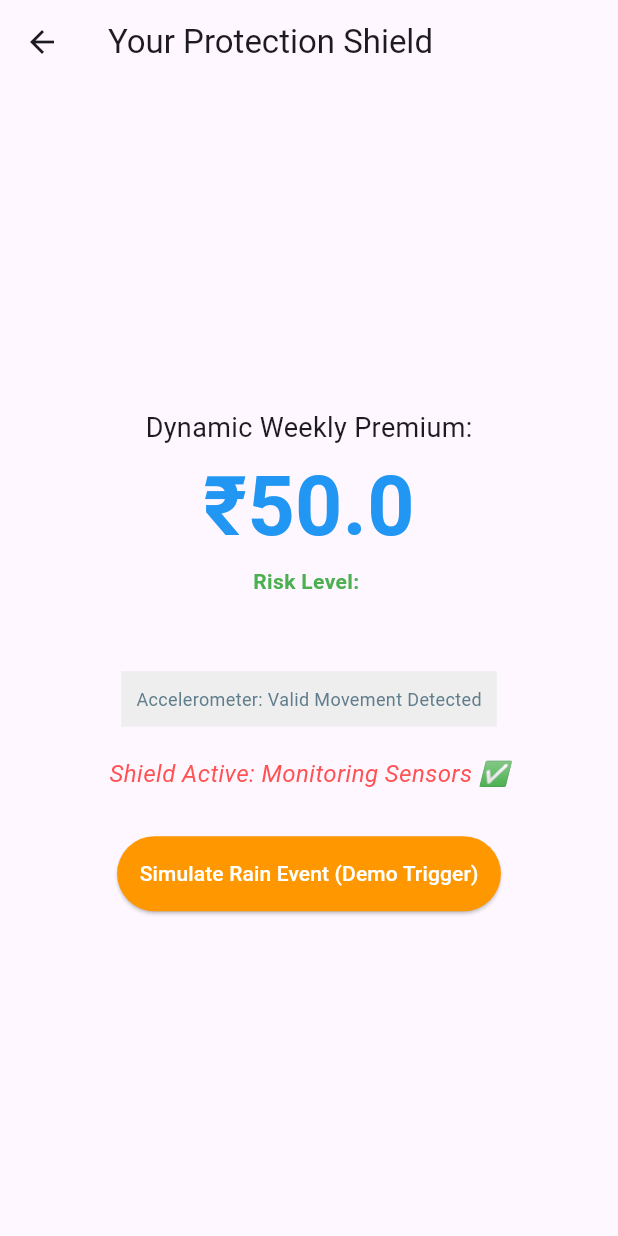
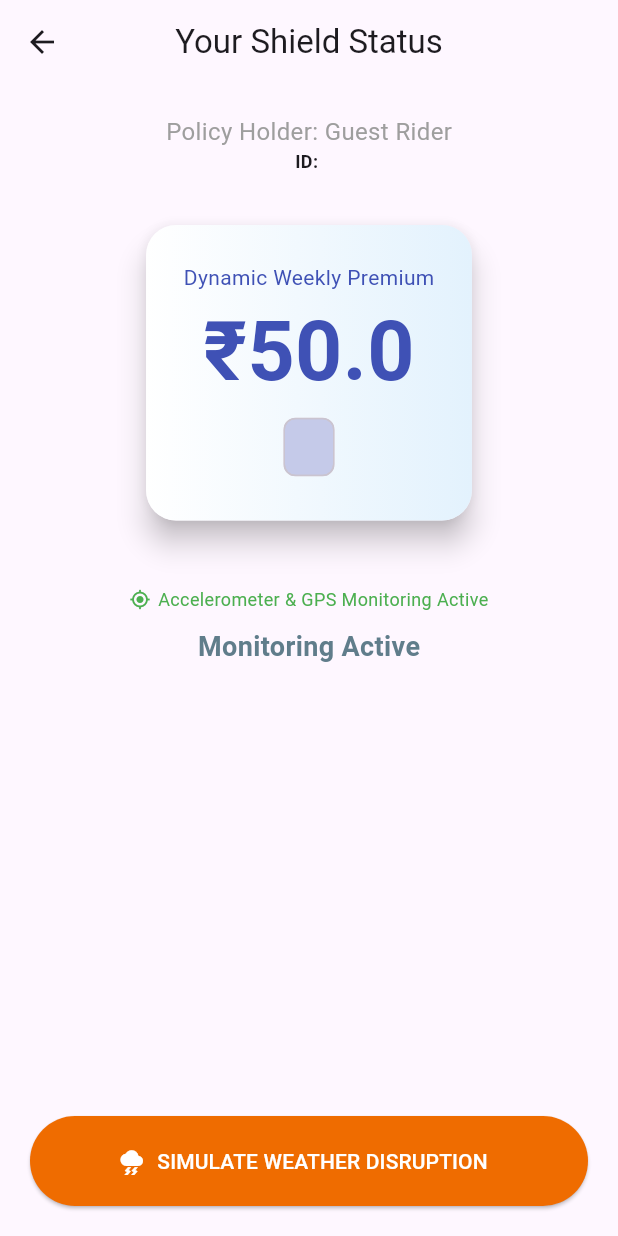
Before and after one commit to Bhanutejaswi230/QComm-Income-Shield, a Flutter app: the Dashboard screen opened directly with empty values, on a phone screen of 412 x 824 dp. Run offline on Flutter 3.47's test engine with Material 3 defaults, Android fonts, the phone set to English and light mode, and no system bars.

Commit message:
main.dart

```diff
--- a/lib/main.dart
+++ b/lib/main.dart
@@ -1,57 +1,83 @@
 import 'package:flutter/material.dart';
 import 'dart:async';
+import 'dart:math';
 
 void main() {
   runApp(const MaterialApp(
     debugShowCheckedModeBanner: false,
-    home: RegistrationScreen(),
+    home: InnovationRegistration(),
   ));
 }
 
-// --- FEATURE 1: WORKER REGISTRATION ---
-class RegistrationScreen extends StatefulWidget {
-  const RegistrationScreen({super.key});
+// --- INNOVATIVE REGISTRATION SCREEN ---
+class InnovationRegistration extends StatefulWidget {
+  const InnovationRegistration({super.key});
   @override
-  State<RegistrationScreen> createState() => _RegistrationScreenState();
+  State<InnovationRegistration> createState() => _InnovationRegistrationState();
 }
 
-class _RegistrationScreenState extends State<RegistrationScreen> {
+class _InnovationRegistrationState extends State<InnovationRegistration> {
+  final nameController = TextEditingController();
+  final idController = TextEditingController();
   String selectedZone = "Safe Zone";
 
   @override
   Widget build(BuildContext context) {
     return Scaffold(
-      appBar: AppBar(title: const Text("QComm: Worker Shield"), backgroundColor: Colors.blueAccent),
-      body: Padding(
-        padding: const EdgeInsets.all(20),
+      backgroundColor: Colors.white,
+      body: SingleChildScrollView(
         child: Column(
-          crossAxisAlignment: CrossAxisAlignment.start,
           children: [
-            const Text("Step 1: Registration", style: TextStyle(fontSize: 22, fontWeight: FontWeight.bold)),
-            const SizedBox(height: 15),
-            const TextField(decoration: InputDecoration(labelText: "Full Name", border: OutlineInputBorder())),
+            Container(
+              height: 250,
+              width: double.infinity,
+              decoration: const BoxDecoration(
+                gradient: LinearGradient(colors: [Colors.blueAccent, Colors.indigo]),
+                borderRadius: BorderRadius.only(bottomLeft: Radius.circular(50)),
+              ),
+              child: const Center(
+                child: Column(
+                  mainAxisAlignment: MainAxisAlignment.center,
+                  children: [
+                    Icon(Icons.shield_rounded, color: Colors.white, size: 80),
+                    Text("QCOMM INCOME SHIELD", style: TextStyle(color: Colors.white, fontSize: 24, fontWeight: FontWeight.bold, letterSpacing: 1.5)),
+                  ],
+                ),
+              ),
+            ),
+            Padding(
+              padding: const EdgeInsets.all(25.0),
+              child: Column(
+                children: [
+                  const Text("Worker Onboarding", style: TextStyle(fontSize: 20, fontWeight: FontWeight.w600)),
+                  const SizedBox(height: 20),
+                  TextField(controller: nameController, decoration: const InputDecoration(labelText: "Full Name", prefixIcon: Icon(Icons.person))),
                   const SizedBox(height: 10),
-            const TextField(decoration: InputDecoration(labelText: "Rider ID (e.g. SW-101)", border: OutlineInputBorder())),
+                  TextField(controller: idController, decoration: const InputDecoration(labelText: "Rider ID (Leave blank to auto-generate)", prefixIcon: Icon(Icons.badge))),
                   const SizedBox(height: 20),
                   const Text("Hyper-local Operating Zone:", style: TextStyle(fontWeight: FontWeight.bold)),
                   DropdownButton<String>(
+                    isExpanded: true,
                     value: selectedZone,
-              isExpanded: true,
-              items: ["Safe Zone", "Flood-Prone Zone"].map((String value) {
-                return DropdownMenuItem<String>(value: value, child: Text(value));
-              }).toList(),
+                    items: ["Safe Zone", "Flood-Prone Zone"].map((String value) => DropdownMenuItem(value: value, child: Text(value))).toList(),
                     onChanged: (val) => setState(() => selectedZone = val!),
                   ),
-            const Spacer(),
+                  const SizedBox(height: 40),
                   SizedBox(
                     width: double.infinity,
                     height: 55,
                     child: ElevatedButton(
-                style: ElevatedButton.styleFrom(backgroundColor: Colors.blueAccent, foregroundColor: Colors.white),
-                onPressed: () => Navigator.push(context, MaterialPageRoute(builder: (c) => Dashboard(zone: selectedZone))),
-                child: const Text("Generate Policy & Activate Shield"),
+                      style: ElevatedButton.styleFrom(backgroundColor: Colors.indigo, shape: RoundedRectangleBorder(borderRadius: BorderRadius.circular(15))),
+                      onPressed: () {
+                        String finalID = idController.text.isEmpty ? "RID-${Random().nextInt(9999)}" : idController.text;
+                        Navigator.push(context, MaterialPageRoute(builder: (c) => Dashboard(name: nameController.text, riderID: finalID, zone: selectedZone)));
+                      },
+                      child: const Text("ACTIVATE PROTECTION", style: TextStyle(color: Colors.white, fontWeight: FontWeight.bold)),
                     ),
                   )
+                ],
+              ),
+            ),
           ],
         ),
       ),
@@ -59,68 +85,101 @@ class _RegistrationScreenState extends State<RegistrationScreen> {
   }
 }
 
-// --- FEATURE 2, 3, & 4: POLICY, PREMIUMS, & ZERO-TOUCH CLAIMS ---
+// --- PROFESSIONAL DASHBOARD & ZERO-TOUCH SYSTEM ---
 class Dashboard extends StatefulWidget {
-  final String zone;
-  const Dashboard({super.key, required this.zone});
+  final String name, riderID, zone;
+  const Dashboard({super.key, required this.name, required this.riderID, required this.zone});
   @override
   State<Dashboard> createState() => _DashboardState();
 }
 
 class _DashboardState extends State<Dashboard> {
   double premium = 50.0;
-  String status = "Shield Active: Monitoring Sensors ✅";
-  String sensorLog = "Accelerometer: Valid Movement Detected";
+  String shieldStatus = "Monitoring Active";
+  bool isTriggered = false;
 
   @override
   void initState() {
     super.initState();
-    // AI LOGIC: Dynamic Premium (₹2 discount for safe zones as per prompt)
-    if (widget.zone == "Safe Zone") {
-      premium = 48.0;
-    }
+    if (widget.zone == "Safe Zone") premium = 48.0;
   }
 
-  // AUTOMATED TRIGGER LOGIC: Zero-Touch Claim Simulation
-  void simulateRainTrigger() {
-    setState(() => status = "Alert: Heavy Rain Detected in Zone! 🌧️");
-    Timer(const Duration(seconds: 3), () {
+  void simulateZeroTouchClaim() {
+    setState(() {
+      isTriggered = true;
+      shieldStatus = "Detecting Disruption...";
+    });
+
+    Timer(const Duration(seconds: 2), () {
+      setState(() => shieldStatus = "Validating via Satellite & Sensors...");
+      Timer(const Duration(seconds: 2), () {
+        setState(() => shieldStatus = "Claim Approved! Payout Sent.");
+        _showPayoutDialog();
+      });
+    });
+  }
+
+  void _showPayoutDialog() {
     showDialog(
       context: context,
       builder: (c) => AlertDialog(
-          title: const Text("Zero-Touch Payout! 💰"),
-          content: const Text("Our system detected a disruption. ₹150 has been added to your wallet automatically. No application needed!"),
-          actions: [TextButton(onPressed: () => Navigator.pop(context), child: const Text("Confirm"))],
+        title: const Row(children: [Icon(Icons.check_circle, color: Colors.green), Text(" Automated Payout")]),
+        content: const Text("No manual filing required. Zero-Touch claims process complete. ₹150 added to your wallet."),
+        actions: [TextButton(onPressed: () => Navigator.pop(context), child: const Text("DISMISS"))],
       ),
     );
-      setState(() => status = "Shield Active: Monitoring Sensors ✅");
-    });
   }
 
   @override
   Widget build(BuildContext context) {
     return Scaffold(
-      appBar: AppBar(title: const Text("Your Protection Shield")),
-      body: Center(
+      appBar: AppBar(title: const Text("Your Shield Status"), centerTitle: true),
+      body: Padding(
+        padding: const EdgeInsets.all(20.0),
         child: Column(
+          children: [
+            Text("Policy Holder: ${widget.name.isEmpty ? 'Guest Rider' : widget.name}", style: const TextStyle(fontSize: 16, color: Colors.grey)),
+            Text("ID: ${widget.riderID}", style: const TextStyle(fontSize: 12, fontWeight: FontWeight.bold)),
+            const SizedBox(height: 30),
+            Card(
+              elevation: 8,
+              shape: RoundedRectangleBorder(borderRadius: BorderRadius.circular(20)),
+              child: Container(
+                padding: const EdgeInsets.all(25),
+                decoration: BoxDecoration(
+                  borderRadius: BorderRadius.circular(20),
+                  gradient: LinearGradient(colors: [Colors.white, Colors.blue.shade50]),
+                ),
+                child: Column(
+                  children: [
+                    const Text("Dynamic Weekly Premium", style: TextStyle(fontSize: 14, color: Colors.indigo)),
+                    Text("₹$premium", style: const TextStyle(fontSize: 55, fontWeight: FontWeight.bold, color: Colors.indigo)),
+                    Chip(label: Text(widget.zone), backgroundColor: Colors.indigo.shade100),
+                  ],
+                ),
+              ),
+            ),
+            const SizedBox(height: 40),
+            const Row(
               mainAxisAlignment: MainAxisAlignment.center,
               children: [
-            const Text("Dynamic Weekly Premium:", style: TextStyle(fontSize: 18)),
-            Text("₹$premium", style: const TextStyle(fontSize: 55, fontWeight: FontWeight.bold, color: Colors.blue)),
-            Text("Risk Level: ${widget.zone}", style: const TextStyle(color: Colors.green, fontWeight: FontWeight.bold)),
-            const SizedBox(height: 50),
-            Container(
-              padding: const EdgeInsets.all(10),
-              color: Colors.grey[200],
-              child: Text(sensorLog, style: const TextStyle(fontSize: 12, color: Colors.blueGrey)),
+                Icon(Icons.gps_fixed, size: 14, color: Colors.green),
+                SizedBox(width: 5),
+                Text("Accelerometer & GPS Monitoring Active", style: TextStyle(fontSize: 12, color: Colors.green)),
+              ],
             ),
-            const SizedBox(height: 20),
-            Text(status, style: const TextStyle(fontSize: 16, fontStyle: FontStyle.italic, color: Colors.redAccent)),
-            const SizedBox(height: 30),
-            ElevatedButton(
-              onPressed: simulateRainTrigger,
-              style: ElevatedButton.styleFrom(backgroundColor: Colors.orange, foregroundColor: Colors.white, padding: const EdgeInsets.all(15)),
-              child: const Text("Simulate Rain Event (Demo Trigger)"),
+            const SizedBox(height: 10),
+            Text(shieldStatus, style: TextStyle(fontSize: 18, fontWeight: FontWeight.bold, color: isTriggered ? Colors.red : Colors.blueGrey)),
+            const Spacer(),
+            SizedBox(
+              width: double.infinity,
+              height: 60,
+              child: ElevatedButton.icon(
+                icon: const Icon(Icons.thunderstorm),
+                onPressed: isTriggered ? null : simulateZeroTouchClaim,
+                label: const Text("SIMULATE WEATHER DISRUPTION"),
+                style: ElevatedButton.styleFrom(backgroundColor: Colors.orange.shade800, foregroundColor: Colors.white),
+              ),
             ),
           ],
         ),
```
Lines whose indentation alone changed are shown as unchanged.
